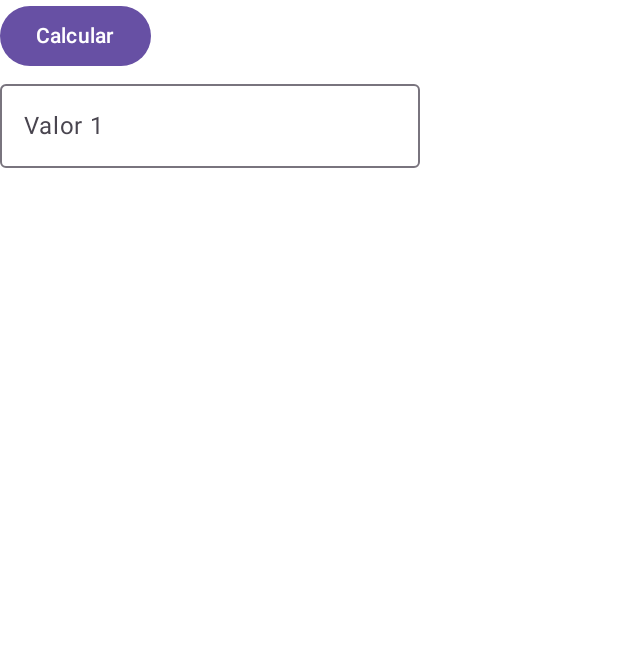
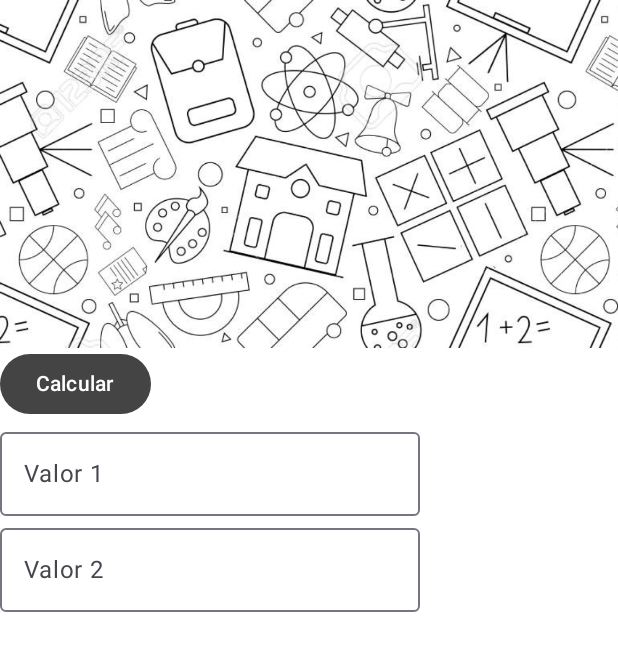
Before and after one commit to danyroh1/Android-Projects, an Android app built with Jetpack Compose: the @Preview function GreetingPreview, on a phone screen of 412 x 824 dp. Shown: the top 651 px of the screen. Run offline under Robolectric (Android 15) with nearby library versions, the phone set to English and light mode, and no system bars; missing, so only their content is drawn: Ejemplo1Theme.

Commit message:
Practica 2

```diff
--- a/app/src/main/java/com/example/ejemplo1/MainActivity.kt
+++ b/app/src/main/java/com/example/ejemplo1/MainActivity.kt
@@ -10,6 +10,7 @@ import androidx.compose.foundation.layout.fillMaxWidth
 import androidx.compose.material.icons.Icons
 import androidx.compose.material.icons.filled.Email
 import androidx.compose.material3.Button
+import androidx.compose.material3.ButtonDefaults
 import androidx.compose.material3.Icon
 import androidx.compose.material3.OutlinedTextField
 import androidx.compose.material3.Text
@@ -18,7 +19,10 @@ import androidx.compose.runtime.getValue
 import androidx.compose.runtime.mutableStateOf
 import androidx.compose.runtime.remember
 import androidx.compose.runtime.setValue
+import androidx.compose.ui.Alignment
 import androidx.compose.ui.Modifier
+import androidx.compose.ui.graphics.Color
+import androidx.compose.ui.layout.ContentScale
 import androidx.compose.ui.res.painterResource
 import androidx.compose.ui.text.input.TextFieldValue
 import androidx.compose.ui.tooling.preview.Preview
@@ -39,29 +43,35 @@ class MainActivity : ComponentActivity() {
 @Preview(showBackground = true)
 @Composable
 fun GreetingPreview() {
-   Column{// FondoIma()
+   Column{
+    FondoIma()
     BotonCalc()
-    TFValor()
+    TFValor1()
+    TFValor2()
 }
 }
 @Composable
 fun FondoIma() {
     Image(
-        painter = painterResource(id = R.drawable.fondoesc),
+        painter = painterResource(id = R.drawable.fondo),
         contentDescription = "Fondo",
-//        modifier = Modifier.fillMaxWidth()
+        //modifier = Modifier.fillMaxWidth(),
+        //alignment = Alignment.TopStart,
+        //contentScale = ContentScale.FillWidth
     )
 }
 @Composable
 fun BotonCalc() {
     Button(onClick = {
-        //your onclick code here
-    }) {
-        Text(text = "Calcular")
+        //your onclick code
+    },
+        colors = ButtonDefaults.buttonColors(Color.DarkGray))
+    {
+        Text(text = "Calcular",color = Color.White)
     }
 }
 @Composable
-fun TFValor() {
+fun TFValor1() {
     var text by remember { mutableStateOf(TextFieldValue("")) }
     OutlinedTextField(
         value = text,
@@ -72,3 +82,15 @@ fun TFValor() {
 
     )
 }
+@Composable
+fun TFValor2() {
+    var text by remember { mutableStateOf(TextFieldValue("")) }
+    OutlinedTextField(
+        value = text,
+        label = { Text(text = "Valor 2") },
+        onValueChange = {
+            text = it
+        }
+
+    )
+}
```
Also changed, not shown: app/src/main/res/drawable/fondo.jpg (added), app/src/main/res/drawable/fondoesc.jpg (deleted).
